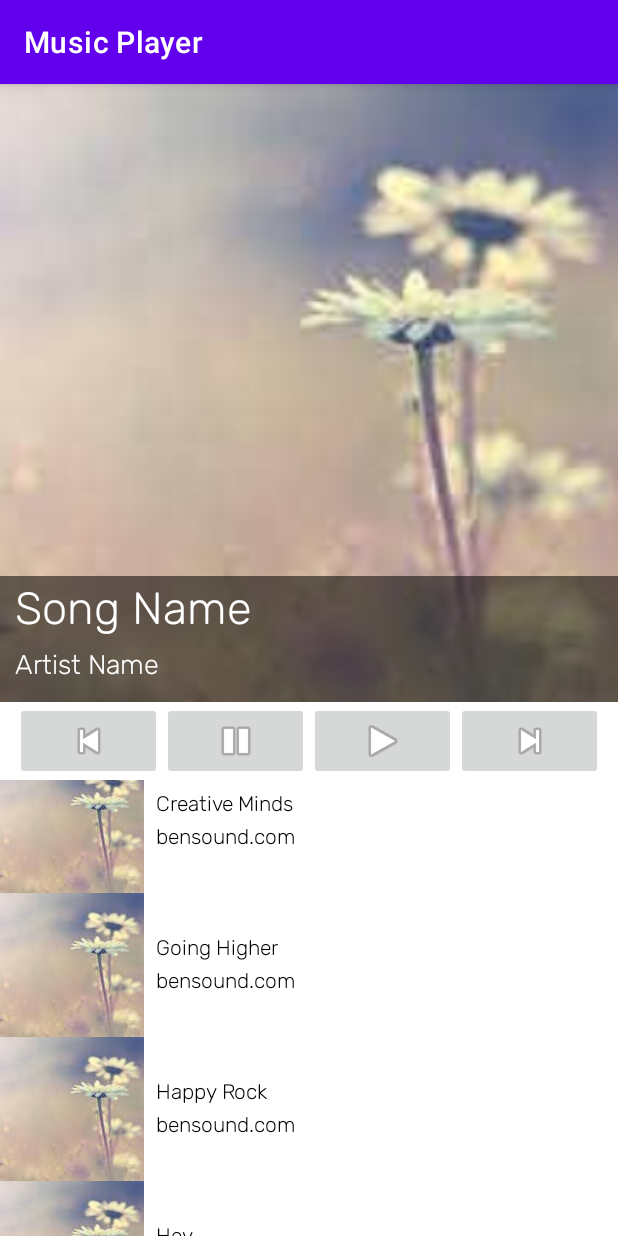
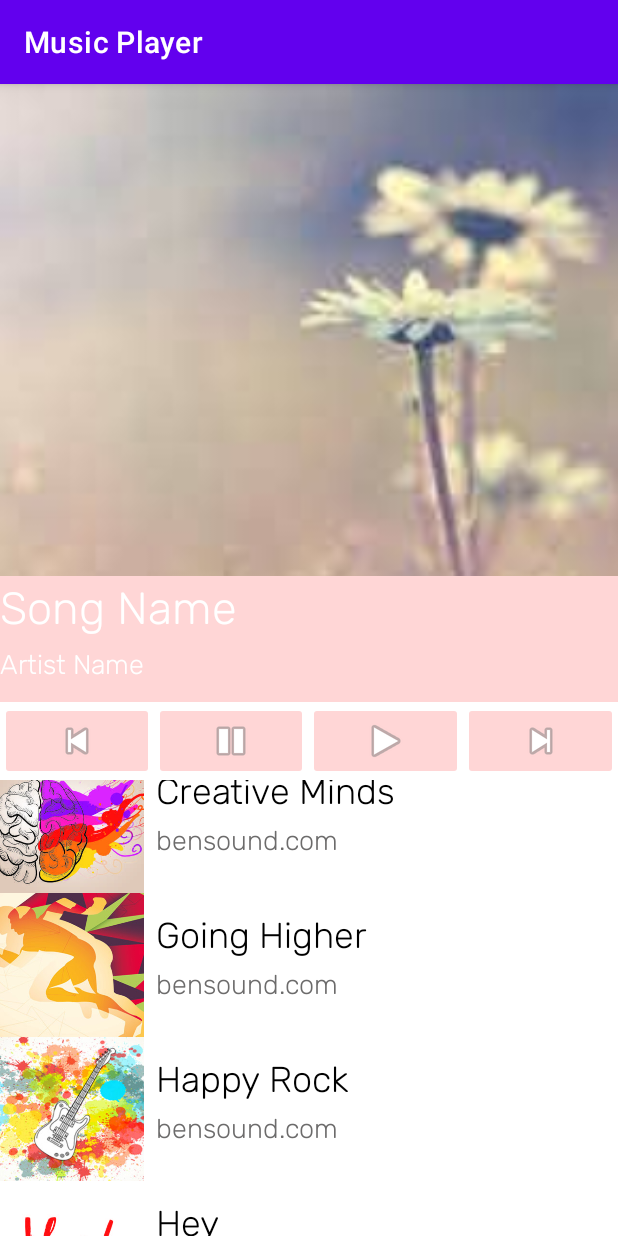
Before and after one commit to Markus-Tai/Music-Playing-App, an Android app: the screen it shows after launch (MainActivity), scrolled down 212 dp, on a phone screen of 412 x 824 dp. Run offline under Robolectric (Android 15) with nearby library versions, the phone set to English and light mode, and no system bars.

Commit message:
Added colours and view on click listener

```diff
--- a/app/src/main/java/com/example/musicplayer/MainActivity.java
+++ b/app/src/main/java/com/example/musicplayer/MainActivity.java
@@ -1,6 +1,7 @@
 package com.example.musicplayer;
 
 import android.os.Bundle;
+import android.view.View;
 import android.widget.ImageButton;
 import android.widget.ImageView;
 import android.widget.TextView;
@@ -24,6 +25,8 @@ public class MainActivity extends AppCompatActivity {
         connectXMLViews();
 
         setupRecyclerView();
+
+        setupButtonHandlers();
 
     }
 
@@ -112,8 +115,40 @@ public class MainActivity extends AppCompatActivity {
 
     }
 
+    void setupButtonHandlers() {
+        previousButton.setOnClickListener(new View.OnClickListener() {
+            @Override
+            public void onClick(View v) {
+                //This will be called when the previous button is tapped
+                System.out.println("Previous button tapped.");
+            }
+        });
+
+        nextButton.setOnClickListener(new View.OnClickListener() {
+            @Override
+            public void onClick(View v) {
+                System.out.println("Next button tapped.");
+            }
+        });
+
+        pauseButton.setOnClickListener(new View.OnClickListener() {
+            @Override
+            public void onClick(View v) {
+                System.out.println("Pause button tapped.");
+            }
+        });
+        playButton = findViewById(R.id.play);
+        playButton.setOnClickListener(new View.OnClickListener() {
+            @Override
+            public void onClick(View v) {
+                System.out.println("Play button tapped");
+            }
+        });
+    }
     //Properties
     Playlist playlist = new Playlist();
+
+    //Adapter for recycler view
     SongAdapter songAdapter;
 
     // XML Views
--- a/app/src/main/java/com/example/musicplayer/SongViewHolder.java
+++ b/app/src/main/java/com/example/musicplayer/SongViewHolder.java
@@ -13,9 +13,9 @@ public class SongViewHolder extends RecyclerView.ViewHolder{
     public SongViewHolder(@NonNull View itemView) {
         super(itemView);
         this.itemView = itemView;
-        imageView.findViewById(R.id.image_view);
-        songNameTextView = itemView.findViewById(R.id.song_name_textview);
-        artistNameTextView = itemView.findViewById(R.id.artist_name_textview);
+        this.imageView = itemView.findViewById(R.id.image_view);
+        this.songNameTextView = itemView.findViewById(R.id.song_name_textview);
+        this.artistNameTextView = itemView.findViewById(R.id.artist_name_textview);
     }
 
     //Properties
--- a/app/src/main/res/layout/activity_main.xml
+++ b/app/src/main/res/layout/activity_main.xml
@@ -26,7 +26,7 @@
         app:layout_constraintRight_toRightOf="parent"
         app:layout_constraintBottom_toBottomOf="@id/cover_image"
         app:layout_constraintTop_toTopOf="@id/songname_container"
-        android:background="@color/trasparentblack"
+        android:background="#FFD6D6"
         >
 
     </FrameLayout>
@@ -35,13 +35,12 @@
         android:id="@+id/songname_container"
         android:layout_width="match_parent"
         android:layout_height="wrap_content"
+        android:layout_marginBottom="10dp"
+        android:backgroundTint="#F79B9B"
+        android:orientation="vertical"
+        app:layout_constraintBottom_toBottomOf="@id/cover_image"
         app:layout_constraintLeft_toLeftOf="parent"
-        app:layout_constraintRight_toRightOf="parent"
-        android:layout_marginStart="10dp"
-        android:layout_marginEnd="10dp"
-        android:layout_marginBottom="10dp"
-        android:orientation="vertical"
-        app:layout_constraintBottom_toBottomOf="@id/cover_image">
+        app:layout_constraintRight_toRightOf="parent">
 
         <TextView
             android:id="@+id/song_name_textview"
@@ -67,18 +66,18 @@
         android:id="@+id/song_controls_container"
         android:layout_width="match_parent"
         android:layout_height="wrap_content"
+        app:layout_constraintEnd_toEndOf="parent"
         app:layout_constraintLeft_toLeftOf="parent"
         app:layout_constraintRight_toRightOf="parent"
-        app:layout_constraintTop_toBottomOf="@id/cover_image"
-        android:layout_marginStart="10dp"
-        android:layout_marginEnd="10dp"
-        android:layout_marginBottom="10dp">
+        app:layout_constraintStart_toStartOf="parent"
+        app:layout_constraintTop_toBottomOf="@id/cover_image">
 
         <ImageButton
             android:id="@+id/goBack"
             android:layout_width="wrap_content"
             android:layout_height="wrap_content"
             android:layout_weight="1"
+            android:backgroundTint="#FFD6D6"
             app:srcCompat="@android:drawable/ic_media_previous" />
 
         <ImageButton
@@ -86,6 +85,7 @@
             android:layout_width="wrap_content"
             android:layout_height="wrap_content"
             android:layout_weight="1"
+            android:backgroundTint="#FFD6D6"
             app:srcCompat="@android:drawable/ic_media_pause" />
 
         <ImageButton
@@ -93,6 +93,7 @@
             android:layout_width="wrap_content"
             android:layout_height="wrap_content"
             android:layout_weight="1"
+            android:backgroundTint="#FFD6D6"
             app:srcCompat="@android:drawable/ic_media_play" />
 
         <ImageButton
@@ -100,6 +101,7 @@
             android:layout_width="wrap_content"
             android:layout_height="wrap_content"
             android:layout_weight="1"
+            android:backgroundTint="#FFD6D6"
             app:srcCompat="@android:drawable/ic_media_next" />
     </LinearLayout>
 
--- a/app/src/main/res/layout/item_song.xml
+++ b/app/src/main/res/layout/item_song.xml
@@ -16,23 +16,24 @@
         app:srcCompat="@drawable/acousticbreeze" />
 
     <LinearLayout
-        android:orientation="vertical"
         android:layout_width="0dp"
-        android:layout_height="wrap_content"
+        android:layout_height="75dp"
         android:layout_marginStart="8dp"
         android:layout_marginEnd="8dp"
+        android:orientation="vertical"
+        app:layout_constraintBottom_toBottomOf="parent"
+        app:layout_constraintEnd_toEndOf="parent"
         app:layout_constraintStart_toEndOf="@id/image_view"
-        app:layout_constraintTop_toTopOf="parent"
-        app:layout_constraintBottom_toBottomOf="parent"
-        app:layout_constraintEnd_toEndOf="parent" >
+        app:layout_constraintTop_toTopOf="parent">
 
         <TextView
             android:id="@+id/song_name_textview"
-            android:layout_width="wrap_content"
+            android:layout_width="match_parent"
             android:layout_height="wrap_content"
             android:fontFamily="@font/rubik_light"
             android:text="Song Name"
-            android:textColor="@color/black" />
+            android:textColor="@color/black"
+            android:textSize="24sp" />
 
         <TextView
             android:id="@+id/artist_name_textview"
@@ -40,7 +41,8 @@
             android:layout_height="wrap_content"
             android:fontFamily="@font/rubik_light"
             android:text="Artist Name"
-            android:textColor="@color/black" />
+            android:textColor="#6C6B6B"
+            android:textSize="18sp" />
 
     </LinearLayout>
 
```
